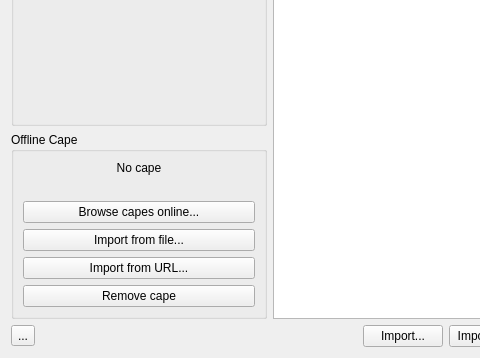
Qt form launcher/ui/dialogs/skins/SkinManageDialog.ui (PollyMC-Continued/launcher) before a commit; both pictures show x 0 to 480 and y 399 to 757 of the 968 by 757 pixel window.
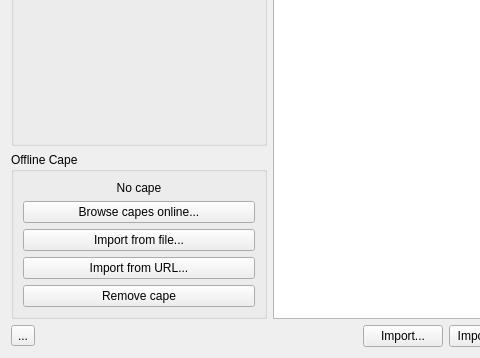
The same form after that commit.

Commit message: feat: Added cape in 3d skin viewer and added skin/cape feed change in online browsing

What changed in the file:
```diff
--- a/launcher/ui/dialogs/skins/SkinManageDialog.ui
+++ b/launcher/ui/dialogs/skins/SkinManageDialog.ui
@@ -110,16 +110,6 @@
             </property>
            </widget>
           </item>
-          <item>
-           <widget class="QLabel" name="offlineCapeImage">
-            <property name="text">
-             <string/>
-            </property>
-            <property name="alignment">
-             <set>Qt::AlignCenter</set>
-            </property>
-           </widget>
-          </item>
           <item>
            <widget class="QPushButton" name="offlineBrowseBtn">
             <property name="text">
```
The commit also changes 9 other files.
